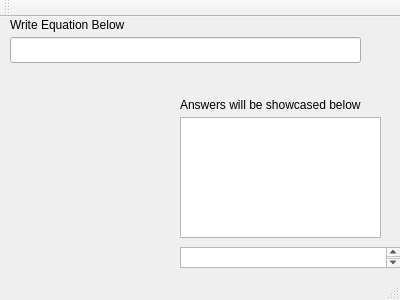
The window that calculator.ui (jlvivero/Calculator) describes before a commit, drawn with Qt 5.
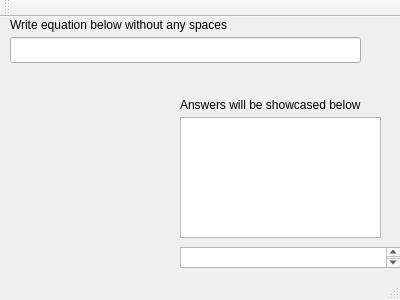
The same window after the commit.

Commit message: added overflow exception

Diff of the .ui file:
```diff
--- a/calculator.ui
+++ b/calculator.ui
@@ -29,12 +29,12 @@
      <rect>
       <x>10</x>
       <y>0</y>
-      <width>151</width>
+      <width>251</width>
       <height>16</height>
      </rect>
     </property>
     <property name="text">
-     <string>Write Equation Below</string>
+     <string>Write equation below without any spaces</string>
     </property>
    </widget>
    <widget class="QTextBrowser" name="textBrowser">
```
The commit also changes 2 other files.
